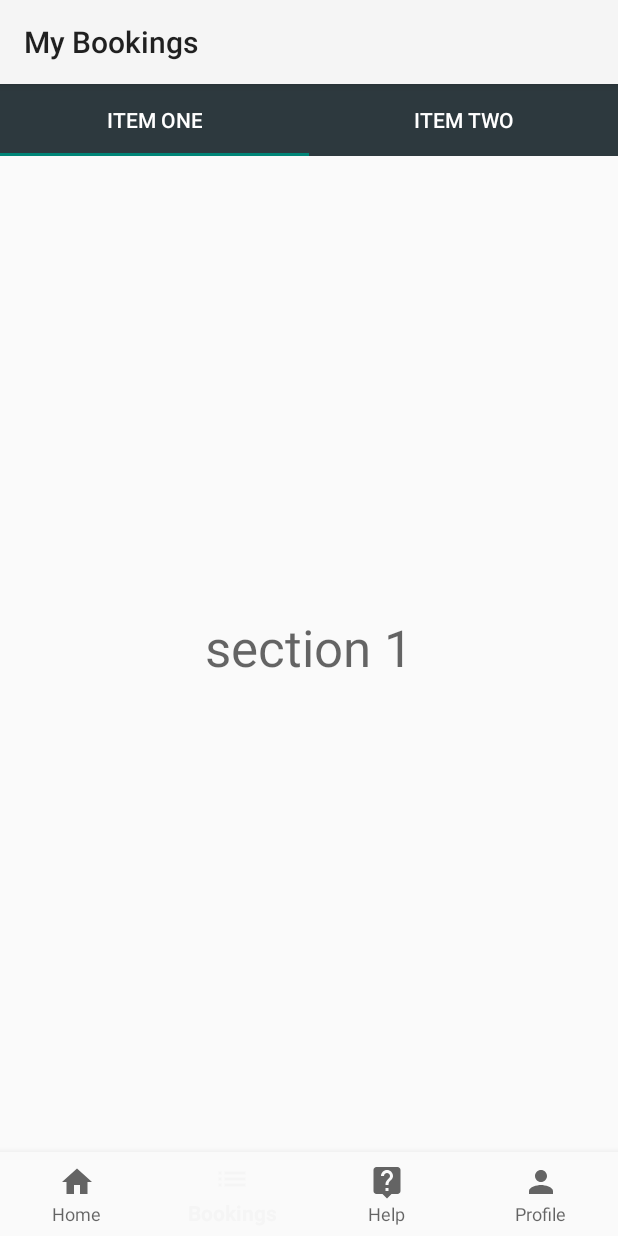
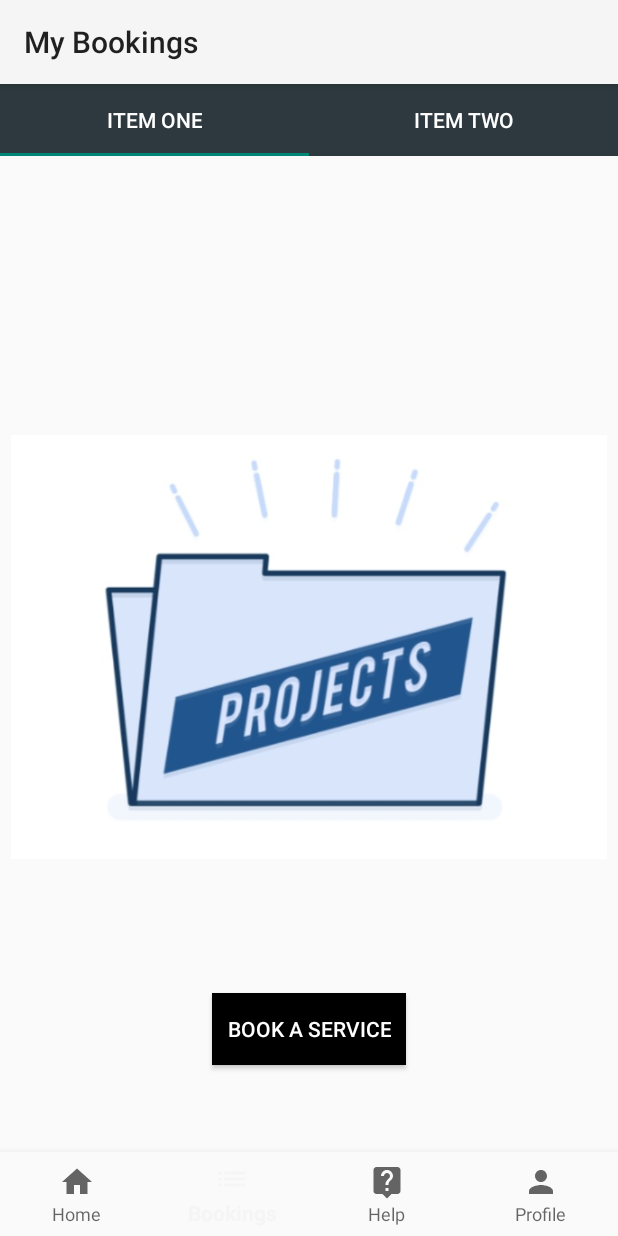
Before and after one commit to djain5888/Services, an Android app: the HomeFragment screen opened directly, with no data from a screen before it, item 2 of the bottom bar chosen, on a phone screen of 412 x 824 dp. Run offline under Robolectric (Android 15) with nearby library versions, the phone set to English and light mode, and no system bars.

Commit message:
Made some UI changes

```diff
--- a/app/src/main/AndroidManifest.xml
+++ b/app/src/main/AndroidManifest.xml
@@ -9,8 +9,9 @@
         android:roundIcon="@mipmap/ic_launcher_round"
         android:supportsRtl="true"
         android:theme="@style/AppTheme">
-        <activity android:name=".Number_activity"></activity>
-        <activity android:name=".LocationActivity"></activity>
+        <activity android:name=".SearchActivity"></activity>
+        <activity android:name=".Number_activity" />
+        <activity android:name=".LocationActivity" />
         <activity android:name=".MainActivity" />
         <activity android:name=".Splash">
             <intent-filter>
--- a/app/src/main/java/com/iniesta/services/HomeFragment.java
+++ b/app/src/main/java/com/iniesta/services/HomeFragment.java
@@ -1,26 +1,23 @@
 package com.iniesta.services;
 
+import android.content.Intent;
 import android.os.Bundle;
 import android.support.annotation.NonNull;
 import android.support.annotation.Nullable;
 import android.support.v4.app.Fragment;
+import android.support.v7.widget.CardView;
 import android.support.v7.widget.LinearLayoutManager;
 import android.support.v7.widget.RecyclerView;
 import android.view.LayoutInflater;
-import android.view.Menu;
-import android.view.MenuInflater;
-import android.view.MenuItem;
 import android.view.View;
 import android.view.ViewGroup;
-
-import com.miguelcatalan.materialsearchview.MaterialSearchView;
 
 import java.util.ArrayList;
 
 public class HomeFragment extends Fragment {
 
-//    MaterialSearchView searchView;
     RecyclerView offersRecyclerView;
+    CardView searchView;
     private ArrayList<Integer> imagesList = new ArrayList<>();
 
     @Override
@@ -35,49 +32,22 @@ public class HomeFragment extends Fragment {
     public View onCreateView(@NonNull LayoutInflater inflater, @Nullable ViewGroup container, @Nullable Bundle savedInstanceState) {
         View view = inflater.inflate(R.layout.fragment_home,container,false);
 
+        searchView = view.findViewById(R.id.search);
+        searchView.setOnClickListener(new View.OnClickListener() {
+            @Override
+            public void onClick(View view) {
+                Intent intent = new Intent(getActivity(),SearchActivity.class);
+                startActivity(intent);
+            }
+        });
+
         offersRecyclerView = view.findViewById(R.id.offersRecycler);
         OffersRecyclerAdapter recyclerAdapter = new OffersRecyclerAdapter(getContext(),imagesList);
         offersRecyclerView.setLayoutManager(new LinearLayoutManager(getContext(), LinearLayoutManager.HORIZONTAL, false));
         offersRecyclerView.setAdapter(recyclerAdapter);
 
-//        searchView = (MaterialSearchView) view.findViewById(R.id.search_view);
-//        searchView.setOnQueryTextListener(new MaterialSearchView.OnQueryTextListener() {
-//            @Override
-//            public boolean onQueryTextSubmit(String query) {
-//                //Do some magic
-//                return false;
-//            }
-//
-//            @Override
-//            public boolean onQueryTextChange(String newText) {
-//                //Do some magic
-//                return false;
-//            }
-//        });
-//
-//        searchView.setOnSearchViewListener(new MaterialSearchView.SearchViewListener() {
-//            @Override
-//            public void onSearchViewShown() {
-//                //Do some magic
-//            }
-//
-//            @Override
-//            public void onSearchViewClosed() {
-//                //Do some magic
-//            }
-//        });
-
         return view;
     }
-//
-//    @Override
-//    public void onCreateOptionsMenu(Menu menu, MenuInflater inflater) {
-//        inflater.inflate(R.menu.home_menu, menu);
-//
-//        MenuItem item = menu.findItem(R.id.action_search);
-//        searchView.setMenuItem(item);
-//
-//    }
 
     public void addImages(){
         imagesList.add(R.drawable.acrepair);
--- a/app/src/main/java/com/iniesta/services/PlaceholderFragment.java
+++ b/app/src/main/java/com/iniesta/services/PlaceholderFragment.java
@@ -1,17 +1,20 @@
 package com.iniesta.services;
 
+import android.content.Intent;
 import android.os.Bundle;
 import android.support.annotation.Nullable;
 import android.support.v4.app.Fragment;
 import android.view.LayoutInflater;
 import android.view.View;
 import android.view.ViewGroup;
+import android.widget.Button;
+import android.widget.ImageView;
 import android.widget.TextView;
 import android.widget.Toast;
 
 public class PlaceholderFragment extends Fragment {
+
     public String name;
-   // private static final String ARG_SECTION_NUMBER = "section_number";
 
     public PlaceholderFragment() {
 
@@ -24,37 +27,26 @@ public class PlaceholderFragment extends Fragment {
         try {
             name = getArguments().get("name").toString();
             Toast.makeText(getContext(), "in on crete"+name, Toast.LENGTH_SHORT).show();
-//           newInstance(name);
 
         }catch (NullPointerException e){
             e.getMessage();
             Toast.makeText(getContext(),name,Toast.LENGTH_LONG).show();
-
         }
     }
-
-
-//    public static PlaceholderFragment newInstance(String n1) {
-//        String sectionNumber=n1;
-//        PlaceholderFragment fragment = new PlaceholderFragment();
-//        Bundle args = new Bundle();
-//        int s=Integer.parseInt(sectionNumber);
-//        args.putInt(ARG_SECTION_NUMBER, s);
-//        fragment.setArguments(args);
-//        return fragment;
-//    }
 
     @Override
     public View onCreateView(LayoutInflater inflater, ViewGroup container, Bundle savedInstanceState) {
 
-
         View rootView = inflater.inflate(R.layout.fragment_resource, container, false);
-        //Toast.makeText(getContext(), "toast creted", Toast.LENGTH_SHORT).show();
-        TextView textView = (TextView) rootView.findViewById(R.id.section_label);
-        if(name.equals("1"))
-        textView.setText("section 1");
-        else
-            textView.setText("section 2");
+        ImageView imageView = rootView.findViewById(R.id.noprojectsimg);
+        Button bookButton = rootView.findViewById(R.id.bookButton);
+        bookButton.setOnClickListener(new View.OnClickListener() {
+            @Override
+            public void onClick(View view) {
+                Toast.makeText(getContext(),"Button Clicked",Toast.LENGTH_SHORT).show();
+//                getFragmentManager().beginTransaction().replace(R.id.fragments_container,new HomeFragment()).commit();
+            }
+        });
         return rootView;
     }
 }
--- a/app/src/main/res/layout/fragment_resource.xml
+++ b/app/src/main/res/layout/fragment_resource.xml
@@ -2,12 +2,22 @@
     android:layout_width="match_parent"
     android:layout_height="match_parent">
 
-    <TextView
-        android:id="@+id/section_label"
+    <ImageView
+        android:id="@+id/noprojectsimg"
         android:layout_width="wrap_content"
-        android:layout_centerInParent="true"
-        android:text="Sample Text"
-        android:textAppearance="@style/TextAppearance.AppCompat.Display1"
-        android:layout_height="wrap_content" />
+        android:layout_height="wrap_content"
+        android:src="@drawable/noprojects"
+        android:layout_centerInParent="true"/>
+
+    <Button
+        android:id="@+id/bookButton"
+        android:layout_below="@id/noprojectsimg"
+        android:layout_width="wrap_content"
+        android:layout_height="wrap_content"
+        android:layout_centerHorizontal="true"
+        android:text="Book a service"
+        android:background="@color/black"
+        android:textColor="@color/white"
+        android:padding="10dp"/>
 
 </RelativeLayout>
```
Also changed, not shown: app/src/main/java/com/iniesta/services/SearchActivity.java (added, +62 -0 lines), app/src/main/res/layout/activity_search.xml (added, +29 -0 lines), app/src/main/res/drawable/noprojects.jpg (added).
